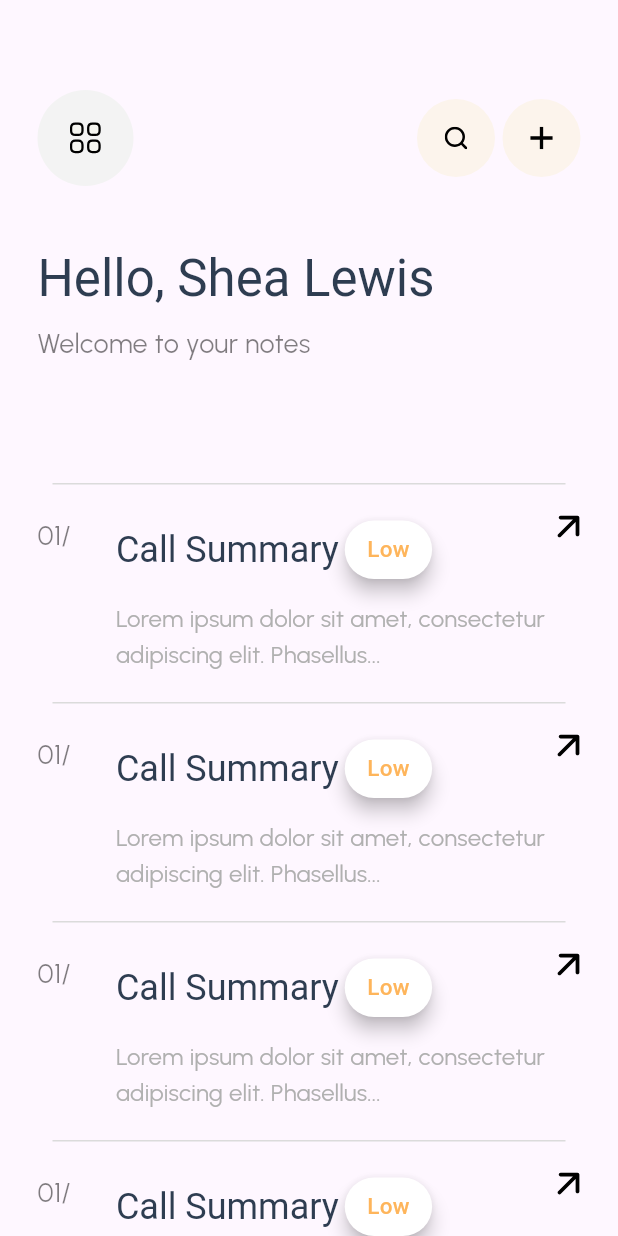
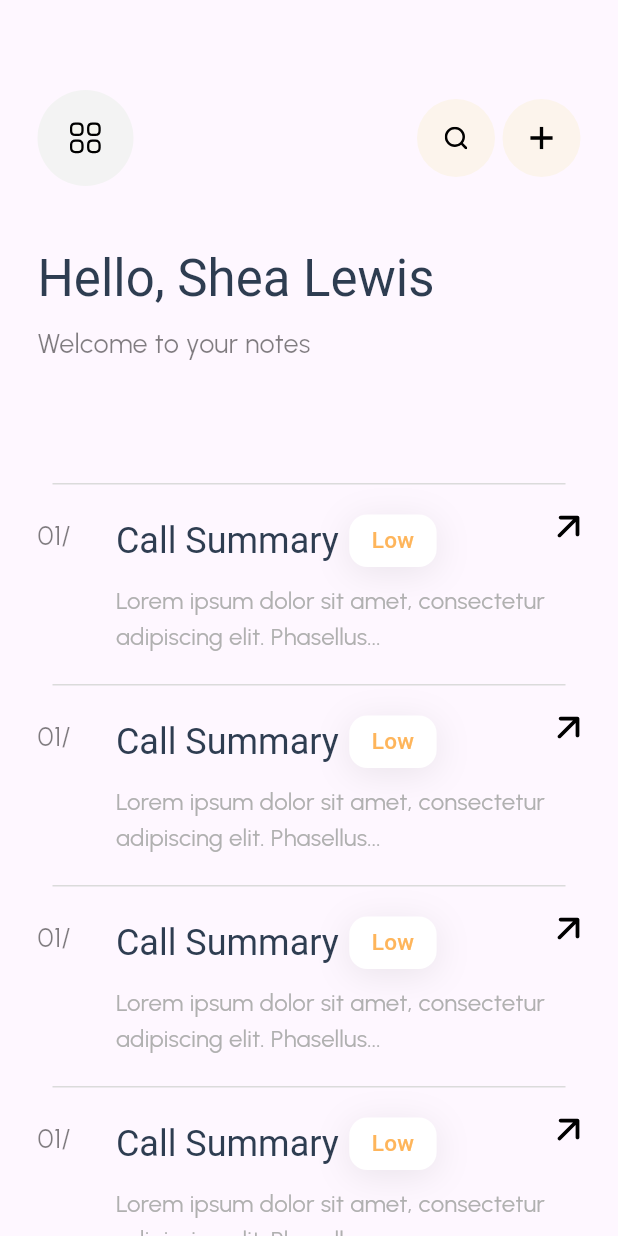
Before and after one commit to saqibsattar03/quixnote-app, a Flutter app: the NotesPage screen opened directly, on a phone screen of 412 x 824 dp. Run offline on Flutter 3.47's test engine with Material 2 defaults, Android fonts, the phone set to English and light mode, and no system bars; our stand-ins replace flutter_svg, shared_preferences, smooth_page_indicator; missing offline and left inert: otp_pin_field; accounts and stored records are empty; Roboto replaces fonts that are missing (urbanistSemiBold); project files that could hold a hidden picture were left out.

Commit message:
working on some UI issues.

```diff
--- a/lib/src/components/notes/create_ticket.dart
+++ b/lib/src/components/notes/create_ticket.dart
@@ -49,6 +49,7 @@ class CreateTicket extends StatelessWidget {
                 const AppTextField(
                   maxLines: 5,
                   fillColor: AppColors.lightYellow,
+                  hint: 'My todo',
                 )
               ],
             ),
--- a/lib/src/components/notes/notes_page.dart
+++ b/lib/src/components/notes/notes_page.dart
@@ -4,6 +4,7 @@ import 'package:quix_note/src/base/nav.dart';
 import 'package:quix_note/src/components/notes/add_note.dart';
 import 'package:quix_note/src/components/notes/configure_swipe.dart';
 import 'package:quix_note/src/components/notes/connect_account.dart';
+import 'package:quix_note/src/components/notes/create_ticket.dart';
 import 'package:quix_note/src/components/notes/my_subscription.dart';
 import 'package:quix_note/src/components/notes/note_detail.dart';
 import 'package:quix_note/src/components/notes/search_notes.dart';
@@ -240,7 +241,11 @@ class _NotesPageState extends State<NotesPage> {
                             },
                             child:
                                 const DrawerItemTitle(title: 'Privacy Policy')),
-                        const DrawerItemTitle(title: 'Contact Us'),
+                        InkWell(
+                            onTap: () {
+                              AppNavigation.push(const CreateTicket());
+                            },
+                            child: const DrawerItemTitle(title: 'Contact Us')),
                       ],
                     ),
                   ),
--- a/lib/src/components/notes/widgets/single_note.dart
+++ b/lib/src/components/notes/widgets/single_note.dart
@@ -48,18 +48,23 @@ class SingleNote extends StatelessWidget {
                               .titleLarge!
                               .copyWith(fontSize: 24),
                         ),
-                        // const SizedBox(
-                        //   width: 11,
-                        // ),
-                        Card(
-                          elevation: 5,
-                          shape: const RoundedRectangleBorder(
-                            borderRadius: BorderRadiusDirectional.all(
-                                Radius.circular(20)),
+                        const SizedBox(
+                          width: 7,
                         ),
-                          child: Padding(
+                        Container(
                           padding: const EdgeInsets.symmetric(
-                                horizontal: 15, vertical: 8),
+                              horizontal: 15, vertical: 6),
+                          decoration: BoxDecoration(
+                            borderRadius: BorderRadius.circular(12.0),
+                            color: Colors.white,
+                            boxShadow: const [
+                              BoxShadow(
+                                color: Color.fromRGBO(0, 0, 0, 0.08),
+                                blurRadius: 20.0,
+                                offset: Offset(0, 4),
+                              ),
+                            ],
+                          ),
                           child: Text(
                             "Low",
                             style: Theme.of(context)
@@ -69,7 +74,6 @@ class SingleNote extends StatelessWidget {
                                     color: AppColors.primaryYellow,
                                     fontSize: 15,
                                     fontFamily: AppFonts.urbanistSemiBold),
-                            ),
                           ),
                         ),
                       ],
--- a/lib/src/components/profile/profile_info.dart
+++ b/lib/src/components/profile/profile_info.dart
@@ -1,5 +1,6 @@
 import 'package:flutter/material.dart';
 import 'package:flutter_svg/flutter_svg.dart';
+import 'package:quix_note/src/components/sign_up/change_password.dart';
 import 'package:quix_note/src/components/sign_up/verify_email.dart';
 import 'package:quix_note/src/utils/app_colors.dart';
 import 'package:quix_note/src/utils/app_images.dart';
@@ -70,7 +71,7 @@ class ProfileInfo extends StatelessWidget {
                   ],
                 ),
               ),
-              const Padding(
+               const Padding(
                 padding: EdgeInsets.symmetric(horizontal: 29),
                 child: Column(
                   crossAxisAlignment: CrossAxisAlignment.start,
--- a/lib/src/utils/app_images.dart
+++ b/lib/src/utils/app_images.dart
@@ -21,4 +21,5 @@ class AppImages {
   static const changePassword = 'assets/icons/change_password.svg';
   static const resetEmail = 'assets/icons/reset_email.svg';
   static const subscriptionIcon='assets/icons/subs.svg';
+  static const profileIcon='assets/icons/profile_icon.svg';
 }
```
Also changed, not shown: lib/src/components/notes/faq_page.dart (+3 -5 lines), lib/src/components/sign_in/sign_in.dart (+0 -16 lines), lib/src/components/sign_up/change_password.dart (+8 -7 lines), lib/src/components/sign_up/create_account_screen.dart (+8 -5 lines), lib/src/components/sign_up/privacy_policy.dart (+15 -1 lines), lib/src/components/sign_up/reset_password.dart (+7 -7 lines), lib/src/components/sign_up/terms_conditions.dart (+15 -1 lines), assets/icons/profile_icon.svg (added). Lines whose indentation alone changed are shown as unchanged.
